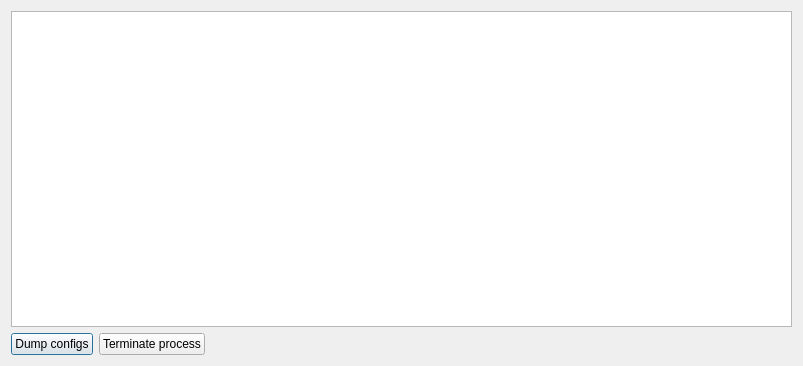
Qt form gameprocess.ui (TheAnswer/Launchpad) before a commit.
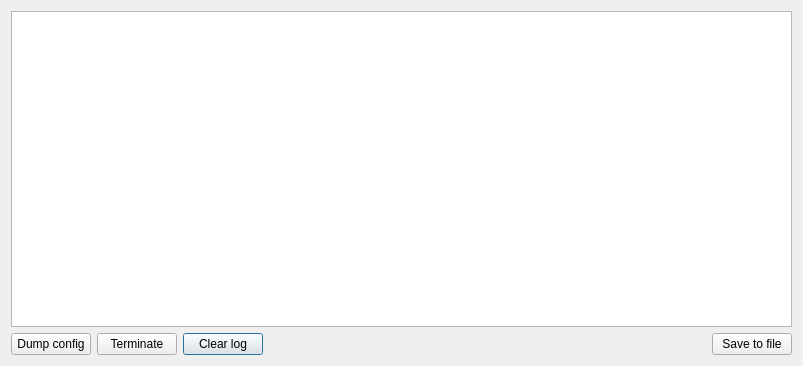
The same form after that commit.

Commit message: [added] several icons [fixed] swg process will get system environment vars [fixed] saving mainwindow geometry

Diff of the .ui file:
```diff
--- a/gameprocess.ui
+++ b/gameprocess.ui
@@ -14,27 +14,34 @@
    <string>SWG Process</string>
   </property>
   <layout class="QGridLayout" name="gridLayout">
+   <item row="1" column="2">
+    <widget class="QPushButton" name="pushButton_clean">
+     <property name="text">
+      <string>Clear log</string>
+     </property>
+    </widget>
+   </item>
    <item row="1" column="0">
     <widget class="QPushButton" name="pushButton_config">
      <property name="maximumSize">
       <size>
-       <width>200</width>
+       <width>16777215</width>
        <height>16777215</height>
       </size>
      </property>
      <property name="text">
-      <string>Dump configs</string>
+      <string>Dump config</string>
      </property>
     </widget>
    </item>
    <item row="1" column="1">
     <widget class="QPushButton" name="pushButton_kill">
      <property name="text">
-      <string>Terminate process</string>
+      <string>Terminate</string>
      </property>
     </widget>
    </item>
-   <item row="1" column="2">
+   <item row="1" column="4">
     <spacer name="horizontalSpacer">
      <property name="orientation">
       <enum>Qt::Horizontal</enum>
@@ -47,7 +54,14 @@
      </property>
     </spacer>
    </item>
-   <item row="0" column="0" colspan="3">
+   <item row="1" column="5">
+    <widget class="QPushButton" name="pushButton_save">
+     <property name="text">
+      <string>Save to file</string>
+     </property>
+    </widget>
+   </item>
+   <item row="0" column="0" colspan="6">
     <widget class="QTextBrowser" name="textBrowser"/>
    </item>
   </layout>
```
The commit also changes 20 other files.
